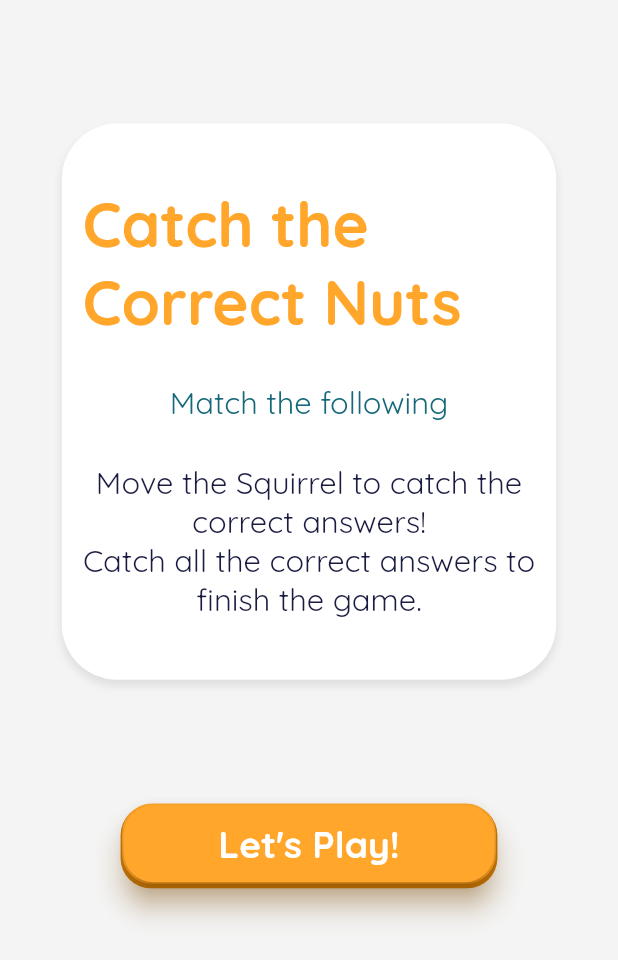
After one commit to ShubhKanodia/LNF-APP, a Flutter app: the QuizIntro screen opened directly, on a phone screen of 412 x 824 dp. The commit adds this screen. Shown: the top 960 px of the screen. Run offline on Flutter 3.47's test engine with Material 2 defaults, Android fonts, the light colour scheme and no system bars; drawn by our look-alikes of overlay_support; our stand-ins replace carousel_slider, cloud_firestore, confetti, dots_indicator, firebase_auth, firebase_core and 6 more; missing offline and left inert: bubble_chart, davinci; accounts and stored records are empty.

Commit message:
quiz intro page
have to implement the top right element as well

```diff
--- /dev/null
+++ b/lib/commonPages/quizIntro.dart
@@ -0,0 +1,69 @@
+import 'package:flutter/material.dart';
+import 'package:google_fonts/google_fonts.dart';
+import 'package:learnnfun/commonPages/completedPage.dart';
+import 'package:learnnfun/widgets.dart';
+
+class QuizIntro extends StatefulWidget {
+  @override
+  _QuizIntro createState() => _QuizIntro();
+}
+
+class _QuizIntro extends State<QuizIntro> {
+
+  @override
+  Widget build(BuildContext context) {
+    var height = MediaQuery.of(context).size.height;
+    return Scaffold(
+        backgroundColor: Color(0xfff4f4f4),
+        body: SafeArea(
+            child: Center(
+              child: Column(children: [
+                //Image.asset("assets/revisionQuiz.png"),
+                // heading
+                Padding(
+                  padding: EdgeInsets.only(top: height * 0.1, bottom: height * 0.1),
+                  child: whiteScreen(context,
+                      height: height * 0.45,
+                      padding: 14,
+                      children: [
+                        Text("Catch the Correct Nuts",
+                          style: GoogleFonts.quicksand(
+                              color: const Color(0xffffa62b),
+                              fontWeight: FontWeight.w700,
+                              fontStyle: FontStyle.normal,
+                              fontSize: height * 0.05),
+                        ),
+                        Text(
+                          "Match the following",
+                          style: GoogleFonts.quicksand(
+                              color: const Color(0xff16697a),
+                              fontWeight: FontWeight.w400,
+                              fontStyle: FontStyle.normal,
+                              fontSize: height * 0.025),
+                          textAlign: TextAlign.center,
+                        ),
+                        Text(
+                          "Move the Squirrel to catch the correct answers!\n"
+                              "Catch all the correct answers to finish the game.",
+                          style: GoogleFonts.quicksand(
+                              color: const Color(0xff1a1b41),
+                              fontWeight: FontWeight.w400,
+                              fontStyle: FontStyle.normal,
+                              fontSize: height * 0.025),
+                          textAlign: TextAlign.center,
+                        ),
+                      ]),
+                ),
+                button(context,
+                    text: "Let's Play!",
+                    onTap: () => Navigator.push(
+                        context,
+                        MaterialPageRoute(
+                            builder: (context) => TaskCompleted(
+                              isTask: true,
+                            ),
+                            settings: RouteSettings(name: 'Actual game'))))
+              ]),
+            )));
+  }
+}
--- a/lib/main.dart
+++ b/lib/main.dart
@@ -5,6 +5,7 @@ import 'package:flutter/material.dart';
 import 'package:flutter/services.dart';
 import 'package:learnnfun/Persona.dart';
 import 'package:learnnfun/commonPages/quiz.dart';
+import 'package:learnnfun/commonPages/quizIntro.dart';
 import 'package:learnnfun/commonPages/revise.dart';
 import 'package:learnnfun/overallPages/levels.dart';
 import 'package:learnnfun/overallPages/registerInfo.dart';
@@ -81,7 +82,7 @@ class MyApp extends StatelessWidget {
                         accentColor: const Color(0xffffa62b),
                       ),
                       home:
-                      Levels())); //TODO: Change this to whatever you want while testing, but change to Levels() before pushing
+                      QuizIntro())); //TODO: Change this to whatever you want while testing, but change to Levels() before pushing
 
 
               //TaskCompleted(rewards: 10, task: true, trophies: 10)));
```
